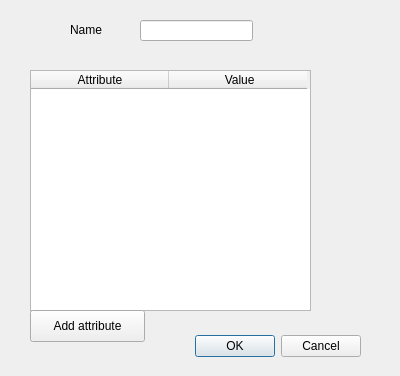
The window that Server/itemdialog.ui (ROLL-E/roll-e) describes before a commit, drawn with Qt 5.
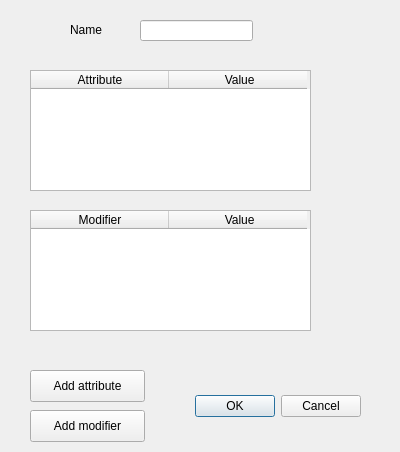
The same window after the commit.

```diff
--- a/Server/itemdialog.ui
+++ b/Server/itemdialog.ui
@@ -7,7 +7,7 @@
     <x>0</x>
     <y>0</y>
     <width>400</width>
-    <height>376</height>
+    <height>452</height>
    </rect>
   </property>
   <property name="windowTitle">
@@ -17,7 +17,7 @@
    <property name="geometry">
     <rect>
      <x>20</x>
-     <y>330</y>
+     <y>390</y>
      <width>341</width>
      <height>32</height>
     </rect>
@@ -35,7 +35,7 @@
      <x>30</x>
      <y>70</y>
      <width>281</width>
-     <height>241</height>
+     <height>121</height>
     </rect>
    </property>
    <attribute name="horizontalHeaderDefaultSectionSize">
@@ -79,7 +79,7 @@
    <property name="geometry">
     <rect>
      <x>30</x>
-     <y>310</y>
+     <y>370</y>
      <width>115</width>
      <height>32</height>
     </rect>
@@ -88,6 +88,42 @@
     <string>Add attribute</string>
    </property>
   </widget>
+  <widget class="QTableWidget" name="modTableWidget">
+   <property name="geometry">
+    <rect>
+     <x>30</x>
+     <y>210</y>
+     <width>281</width>
+     <height>121</height>
+    </rect>
+   </property>
+   <attribute name="horizontalHeaderDefaultSectionSize">
+    <number>138</number>
+   </attribute>
+   <column>
+    <property name="text">
+     <string>Modifier</string>
+    </property>
+   </column>
+   <column>
+    <property name="text">
+     <string> Value</string>
+    </property>
+   </column>
+  </widget>
+  <widget class="QPushButton" name="mod_addButton">
+   <property name="geometry">
+    <rect>
+     <x>30</x>
+     <y>410</y>
+     <width>115</width>
+     <height>32</height>
+    </rect>
+   </property>
+   <property name="text">
+    <string>Add modifier</string>
+   </property>
+  </widget>
  </widget>
  <resources/>
  <connections>
```
Left out of the diff: 2 changed lines with no effect on the pictures.
